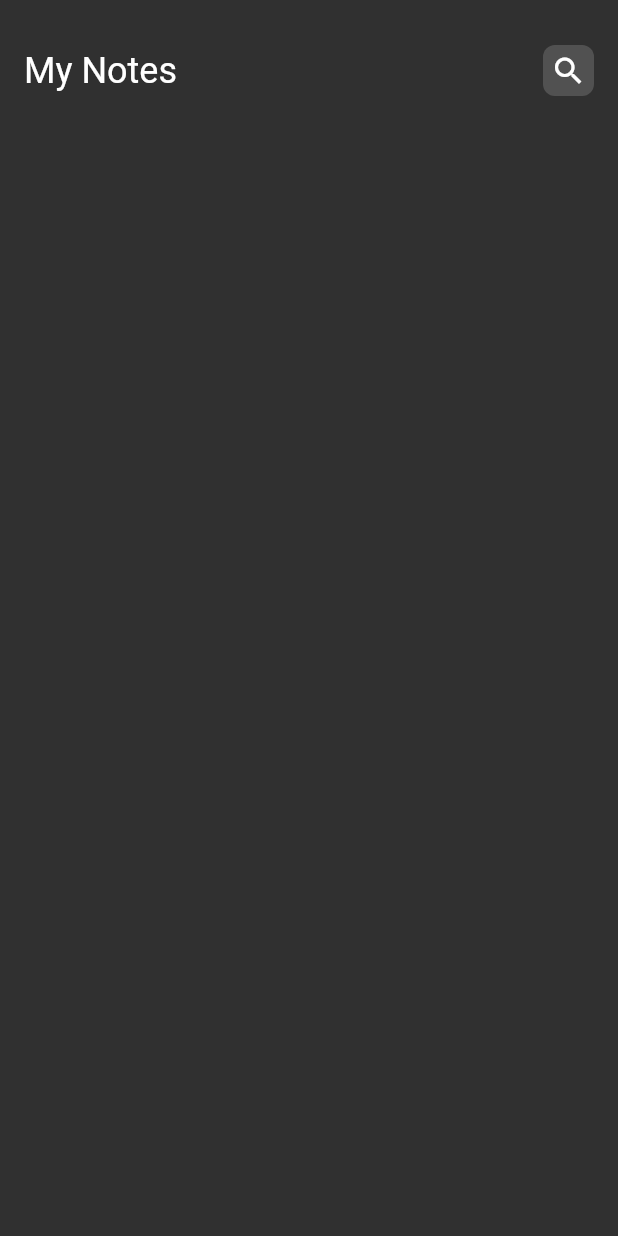
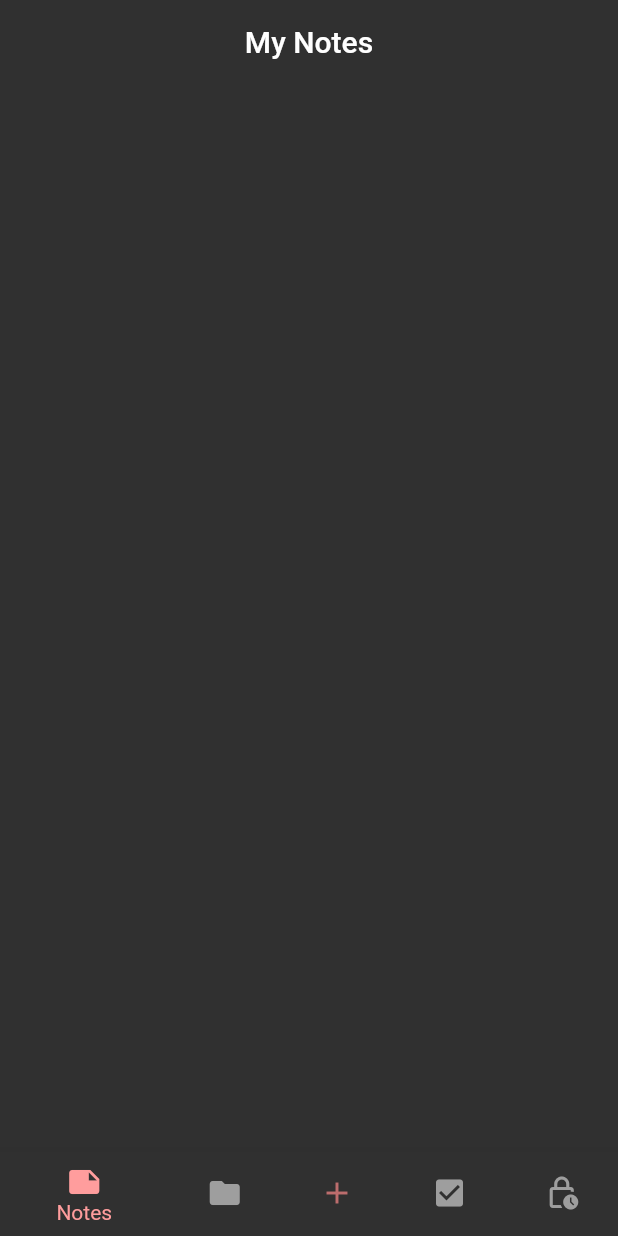
Before and after one commit to mellatilaid/notes-app, a Flutter app: the screen it shows after launch, on a phone screen of 412 x 824 dp. Run offline on Flutter 3.47's test engine with Material 2 defaults, Android fonts, the phone set to English and light mode, and no system bars.

Commit message:
add bottom navigation bar

```diff
--- /dev/null
+++ b/lib/bottom_navigation_bar.dart
@@ -0,0 +1,69 @@
+import 'package:flutter/material.dart';
+import 'package:note_app/helper/const.dart';
+import 'package:note_app/views/add_notes_view.dart';
+import 'package:note_app/views/fovorits_view.dart';
+import 'package:note_app/views/notes_collections_view.dart';
+import 'package:note_app/views/reminders_view.dart';
+import 'package:note_app/views/to_do_list_view.dart';
+
+class HomePageNav extends StatefulWidget {
+  const HomePageNav({super.key});
+  static String id = 'homePageNav';
+  @override
+  State<HomePageNav> createState() => _HomePageNavState();
+}
+
+class _HomePageNavState extends State<HomePageNav> {
+  var _selectedIndex = 0;
+
+  _navigatedBottmBar(int index) {
+    setState(() {
+      _selectedIndex = index;
+    });
+  }
+
+  final List _page = [
+    const FavoritsView(),
+    const NotesCollectionsView(),
+    const AddNotesView(),
+    const ToDoListView(),
+    const RemindersView(),
+  ];
+  @override
+  Widget build(BuildContext context) {
+    return Scaffold(
+      body: _page[_selectedIndex],
+      bottomNavigationBar: BottomNavigationBar(
+        selectedItemColor: const Color(0xffFF9D9D),
+        unselectedItemColor: Colors.grey,
+        currentIndex: _selectedIndex,
+        onTap: _navigatedBottmBar,
+        items: const [
+          BottomNavigationBarItem(
+            icon: Icon(Icons.note),
+            label: 'Notes',
+          ),
+          BottomNavigationBarItem(
+            icon: Icon(Icons.folder),
+            label: 'Collections',
+          ),
+          BottomNavigationBarItem(
+            icon: Icon(
+              Icons.add,
+              color: kPrimaryColor,
+            ),
+            label: 'add note',
+          ),
+          BottomNavigationBarItem(
+            icon: Icon(Icons.check_box),
+            label: 'To Do',
+          ),
+          BottomNavigationBarItem(
+            icon: Icon(Icons.lock_clock_outlined),
+            label: 'Reminder',
+          ),
+        ],
+      ),
+    );
+  }
+}
--- /dev/null
+++ b/lib/helper/const.dart
@@ -0,0 +1,3 @@
+import 'package:flutter/material.dart';
+
+const Color kPrimaryColor = Color(0xffBC6D6D);
--- a/lib/main.dart
+++ b/lib/main.dart
@@ -1,5 +1,5 @@
 import 'package:flutter/material.dart';
-import 'package:note_app/views/my_notes_view.dart';
+import 'package:note_app/bottom_navigation_bar.dart';
 
 void main() {
   runApp(const NotesApp());
@@ -15,7 +15,7 @@ class NotesApp extends StatelessWidget {
         brightness: Brightness.dark,
       ),
       debugShowCheckedModeBanner: false,
-      home: const MyNotesView(),
+      home: const HomePageNav(),
     );
   }
 }
--- a/lib/views/add_notes_view.dart
+++ b/lib/views/add_notes_view.dart
@@ -7,6 +7,8 @@ class AddNotesView extends StatelessWidget {
   Widget build(BuildContext context) {
     return Scaffold(
       appBar: AppBar(
+        elevation: 0,
+        backgroundColor: Colors.transparent,
         centerTitle: true,
         title: const Text('Add Note'),
       ),
--- a/lib/views/fovorits_view.dart
+++ b/lib/views/fovorits_view.dart
@@ -7,8 +7,10 @@ class FavoritsView extends StatelessWidget {
   Widget build(BuildContext context) {
     return Scaffold(
       appBar: AppBar(
+        elevation: 0,
+        backgroundColor: Colors.transparent,
         centerTitle: true,
-        title: const Text('My Collections'),
+        title: const Text('My Notes'),
       ),
     );
   }
--- a/lib/views/notes_collections_view.dart
+++ b/lib/views/notes_collections_view.dart
@@ -7,6 +7,8 @@ class NotesCollectionsView extends StatelessWidget {
   Widget build(BuildContext context) {
     return Scaffold(
       appBar: AppBar(
+        elevation: 0,
+        backgroundColor: Colors.transparent,
         centerTitle: true,
         title: const Text('My Collections'),
       ),
--- a/lib/views/reminders_view.dart
+++ b/lib/views/reminders_view.dart
@@ -7,8 +7,10 @@ class RemindersView extends StatelessWidget {
   Widget build(BuildContext context) {
     return Scaffold(
       appBar: AppBar(
+        elevation: 0,
+        backgroundColor: Colors.transparent,
         centerTitle: true,
-        title: const Text('My Collections'),
+        title: const Text('My Remiders'),
       ),
     );
   }
--- a/lib/views/to_do_list_view.dart
+++ b/lib/views/to_do_list_view.dart
@@ -7,6 +7,8 @@ class ToDoListView extends StatelessWidget {
   Widget build(BuildContext context) {
     return Scaffold(
       appBar: AppBar(
+        elevation: 0,
+        backgroundColor: Colors.transparent,
         centerTitle: true,
         title: const Text('My To Dos'),
       ),
```
